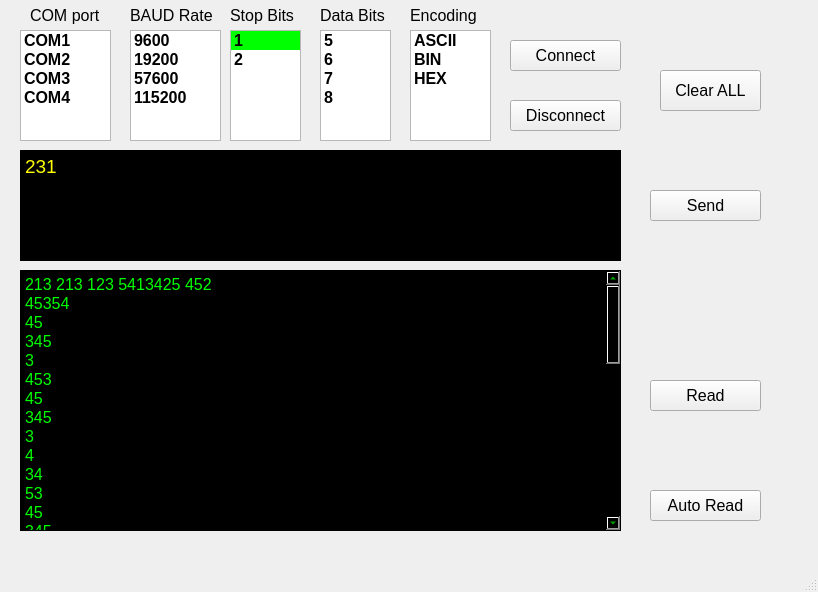
sergey-png/milandr_COMPort, file base.ui: the form before one commit.
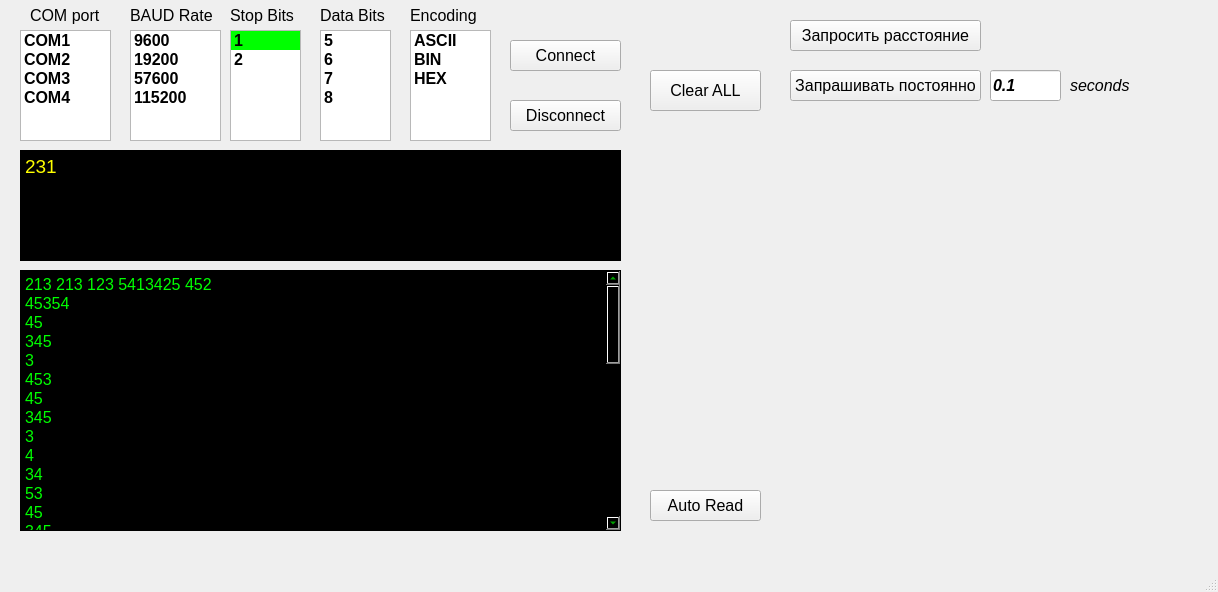
The form after the commit.

What changed in the file:
```diff
--- a/base.ui
+++ b/base.ui
@@ -6,7 +6,7 @@
    <rect>
     <x>0</x>
     <y>0</y>
-    <width>818</width>
+    <width>1218</width>
     <height>592</height>
    </rect>
   </property>
@@ -454,9 +454,9 @@
    <widget class="QPushButton" name="pushButton_3">
     <property name="geometry">
      <rect>
-      <x>660</x>
+      <x>650</x>
       <y>70</y>
-      <width>101</width>
+      <width>111</width>
       <height>41</height>
      </rect>
     </property>
@@ -493,27 +493,27 @@
    <widget class="QPushButton" name="pushButton_4">
     <property name="geometry">
      <rect>
-      <x>650</x>
-      <y>190</y>
-      <width>111</width>
+      <x>790</x>
+      <y>20</y>
+      <width>191</width>
       <height>31</height>
      </rect>
     </property>
     <property name="text">
-     <string>Send</string>
+     <string>Запросить расстояние</string>
     </property>
    </widget>
    <widget class="QPushButton" name="pushButton_5">
     <property name="geometry">
      <rect>
-      <x>650</x>
-      <y>380</y>
-      <width>111</width>
+      <x>790</x>
+      <y>70</y>
+      <width>191</width>
       <height>31</height>
      </rect>
     </property>
     <property name="text">
-     <string>Read</string>
+     <string>Запрашивать постоянно</string>
     </property>
    </widget>
    <widget class="QPushButton" name="pushButton_6">
@@ -529,6 +529,55 @@
      <string>Auto Read</string>
     </property>
    </widget>
+   <widget class="QLineEdit" name="lineEdit">
+    <property name="geometry">
+     <rect>
+      <x>990</x>
+      <y>70</y>
+      <width>71</width>
+      <height>31</height>
+     </rect>
+    </property>
+    <property name="font">
+     <font>
+      <weight>75</weight>
+      <italic>true</italic>
+      <bold>true</bold>
+     </font>
+    </property>
+    <property name="text">
+     <string>0.1</string>
+    </property>
+   </widget>
+   <widget class="QLabel" name="label_6">
+    <property name="geometry">
+     <rect>
+      <x>1070</x>
+      <y>70</y>
+      <width>71</width>
+      <height>31</height>
+     </rect>
+    </property>
+    <property name="font">
+     <font>
+      <pointsize>12</pointsize>
+      <italic>true</italic>
+     </font>
+    </property>
+    <property name="text">
+     <string>seconds</string>
+    </property>
+   </widget>
+   <widget class="QWidget" name="widget" native="true">
+    <property name="geometry">
+     <rect>
+      <x>680</x>
+      <y>150</y>
+      <width>491</width>
+      <height>321</height>
+     </rect>
+    </property>
+   </widget>
   </widget>
   <widget class="QMenuBar" name="menubar">
    <property name="geometry">
```
Left out of the diff: 84 changed lines with no effect on the pictures.
